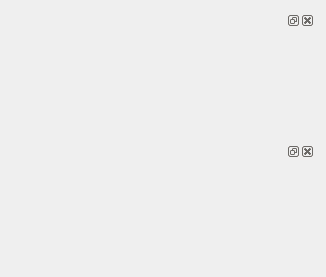
This is PySpectrum/import_image.ui in GuLinux/PySpectrum as Qt 5 draws it before an edit. The edited form follows.
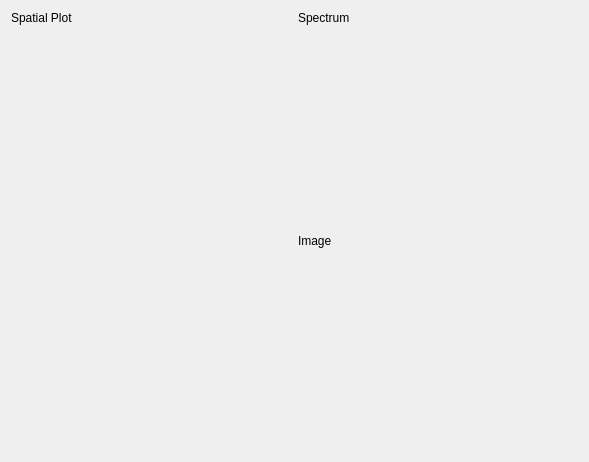
This is the edited form.

Commit message: Refactoring layout widget

```diff
--- a/PySpectrum/import_image.ui
+++ b/PySpectrum/import_image.ui
@@ -6,38 +6,73 @@
    <rect>
     <x>0</x>
     <y>0</y>
-    <width>326</width>
-    <height>277</height>
+    <width>589</width>
+    <height>462</height>
    </rect>
   </property>
   <property name="windowTitle">
    <string>Import Image</string>
   </property>
-  <layout class="QGridLayout" name="gridLayout_3">
-   <item row="0" column="1">
-    <widget class="QDockWidget" name="dockWidget">
-     <widget class="QWidget" name="dockWidgetContents">
-      <layout class="QGridLayout" name="gridLayout_2">
-       <item row="0" column="0">
-        <widget class="QWidget" name="spatial_plot_widget" native="true"/>
-       </item>
-      </layout>
-     </widget>
-    </widget>
-   </item>
+  <layout class="QGridLayout" name="gridLayout">
    <item row="1" column="1">
-    <widget class="QDockWidget" name="dockWidget_2">
-     <widget class="QWidget" name="dockWidgetContents_2">
-      <layout class="QGridLayout" name="gridLayout">
-       <item row="0" column="0">
-        <widget class="QWidget" name="spectrum_plot_widget" native="true"/>
-       </item>
-      </layout>
-     </widget>
+    <widget class="QWidget" name="spectrum_plot_widget" native="true">
+     <property name="sizePolicy">
+      <sizepolicy hsizetype="Preferred" vsizetype="Expanding">
+       <horstretch>0</horstretch>
+       <verstretch>0</verstretch>
+      </sizepolicy>
+     </property>
     </widget>
    </item>
-   <item row="0" column="0" rowspan="2">
-    <widget class="QWidget" name="image_widget" native="true"/>
+   <item row="3" column="1">
+    <widget class="QWidget" name="image_widget" native="true">
+     <property name="sizePolicy">
+      <sizepolicy hsizetype="Preferred" vsizetype="Expanding">
+       <horstretch>0</horstretch>
+       <verstretch>0</verstretch>
+      </sizepolicy>
+     </property>
+    </widget>
+   </item>
+   <item row="0" column="0">
+    <widget class="QLabel" name="label">
+     <property name="text">
+      <string>Spatial Plot</string>
+     </property>
+    </widget>
+   </item>
+   <item row="0" column="1">
+    <widget class="QLabel" name="label_2">
+     <property name="sizePolicy">
+      <sizepolicy hsizetype="Preferred" vsizetype="Minimum">
+       <horstretch>0</horstretch>
+       <verstretch>0</verstretch>
+      </sizepolicy>
+     </property>
+     <property name="text">
+      <string>Spectrum</string>
+     </property>
+    </widget>
+   </item>
+   <item row="1" column="0" rowspan="3">
+    <widget class="QWidget" name="spatial_plot_widget" native="true">
+     <property name="toolTip">
+      <string>&lt;html&gt;&lt;head/&gt;&lt;body&gt;&lt;p&gt;Rotate the image until you see a single thin vertical spike&lt;/p&gt;&lt;/body&gt;&lt;/html&gt;</string>
+     </property>
+    </widget>
+   </item>
+   <item row="2" column="1">
+    <widget class="QLabel" name="label_3">
+     <property name="sizePolicy">
+      <sizepolicy hsizetype="Preferred" vsizetype="Minimum">
+       <horstretch>0</horstretch>
+       <verstretch>0</verstretch>
+      </sizepolicy>
+     </property>
+     <property name="text">
+      <string>Image</string>
+     </property>
+    </widget>
    </item>
   </layout>
  </widget>
```
